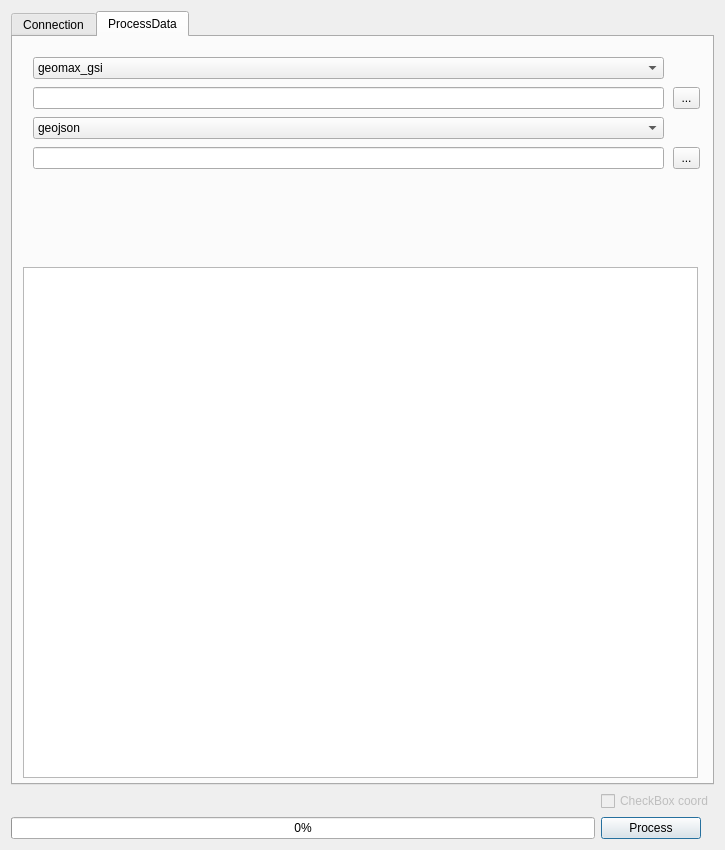
Old version of the form totalstation_dialog_base.ui in the repository enzococca/totalopenstationToQgis_old.
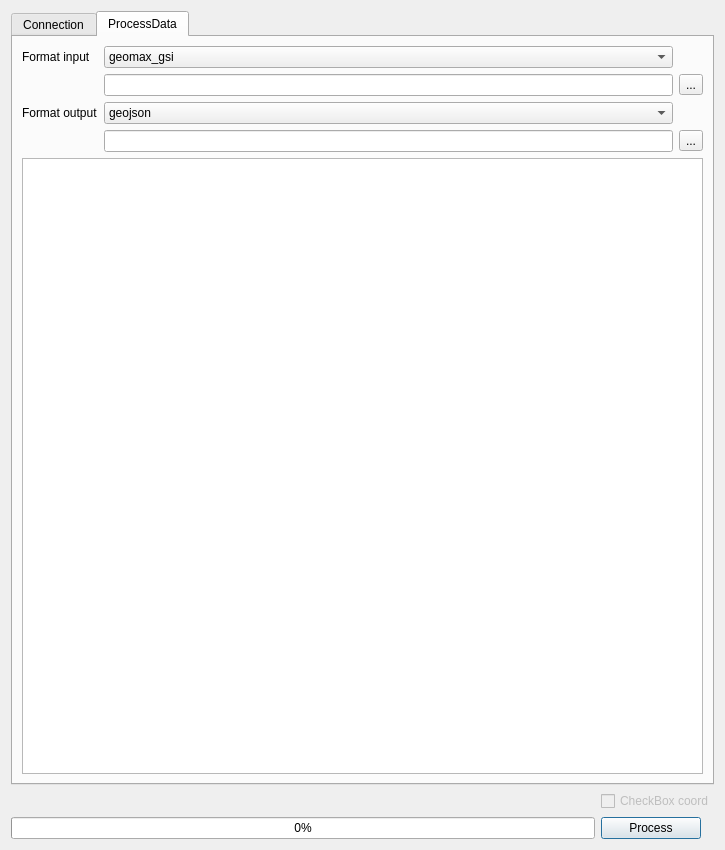
New version of the form. The open tabs and pages were chosen to show the change. Icons and pictures are not drawn. Custom widgets are drawn as their Qt base class.

Commit message: add geomax txt format

Diff of the .ui file:
```diff
--- a/totalstation_dialog_base.ui
+++ b/totalstation_dialog_base.ui
@@ -410,15 +410,15 @@
       <attribute name="title">
        <string>ProcessData</string>
       </attribute>
+      <layout class="QGridLayout" name="gridLayout_3">
+       <item row="1" column="1">
+        <widget class="QLineEdit" name="lineEdit_input"/>
+       </item>
+       <item row="3" column="1">
+        <widget class="QLineEdit" name="lineEdit_output"/>
+       </item>
+       <item row="2" column="1">
       <widget class="QComboBox" name="comboBox_format2">
-       <property name="geometry">
-        <rect>
-         <x>20</x>
-         <y>80</y>
-         <width>631</width>
-         <height>22</height>
-        </rect>
-       </property>
        <item>
         <property name="text">
          <string>geojson</string>
@@ -465,15 +465,9 @@
         </property>
        </item>
       </widget>
+       </item>
+       <item row="0" column="1">
       <widget class="QComboBox" name="comboBox_format">
-       <property name="geometry">
-        <rect>
-         <x>20</x>
-         <y>20</y>
-         <width>631</width>
-         <height>22</height>
-        </rect>
-       </property>
        <item>
         <property name="text">
          <string>geomax_gsi</string>
@@ -545,61 +539,37 @@
         </property>
        </item>
       </widget>
-      <widget class="QToolButton" name="toolButton_output">
-       <property name="geometry">
-        <rect>
-         <x>660</x>
-         <y>110</y>
-         <width>27</width>
-         <height>22</height>
-        </rect>
-       </property>
-       <property name="text">
-        <string>...</string>
-       </property>
-      </widget>
+       </item>
+       <item row="1" column="2">
       <widget class="QToolButton" name="toolButton_input">
-       <property name="geometry">
-        <rect>
-         <x>660</x>
-         <y>50</y>
-         <width>27</width>
-         <height>22</height>
-        </rect>
-       </property>
+         <property name="text">
+          <string>...</string>
+         </property>
+        </widget>
+       </item>
+       <item row="3" column="2">
+        <widget class="QToolButton" name="toolButton_output">
        <property name="text">
         <string>...</string>
        </property>
       </widget>
-      <widget class="QLineEdit" name="lineEdit_input">
-       <property name="geometry">
-        <rect>
-         <x>20</x>
-         <y>50</y>
-         <width>631</width>
-         <height>22</height>
-        </rect>
-       </property>
-      </widget>
-      <widget class="QLineEdit" name="lineEdit_output">
-       <property name="geometry">
-        <rect>
-         <x>20</x>
-         <y>110</y>
-         <width>631</width>
-         <height>22</height>
-        </rect>
-       </property>
-      </widget>
+       </item>
+       <item row="0" column="0">
+        <widget class="QLabel" name="label_9">
+         <property name="text">
+          <string>Format input</string>
+         </property>
+        </widget>
+       </item>
+       <item row="2" column="0">
+        <widget class="QLabel" name="label_10">
+         <property name="text">
+          <string>Format output</string>
+         </property>
+        </widget>
+       </item>
+       <item row="4" column="0" colspan="3">
       <widget class="QTableView" name="tableView">
-       <property name="geometry">
-        <rect>
-         <x>10</x>
-         <y>230</y>
-         <width>675</width>
-         <height>511</height>
-        </rect>
-       </property>
        <property name="alternatingRowColors">
         <bool>true</bool>
        </property>
@@ -622,6 +592,8 @@
         <bool>true</bool>
        </attribute>
       </widget>
+       </item>
+      </layout>
      </widget>
     </widget>
    </item>
```
Lines whose indentation alone changed are shown as unchanged.
